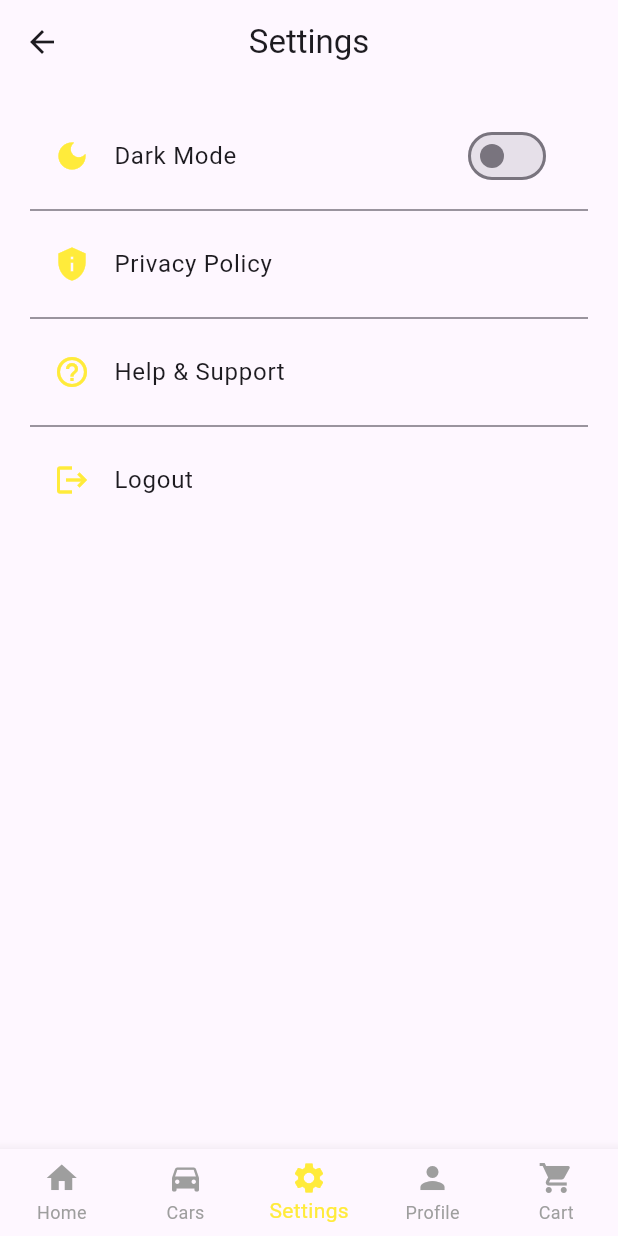
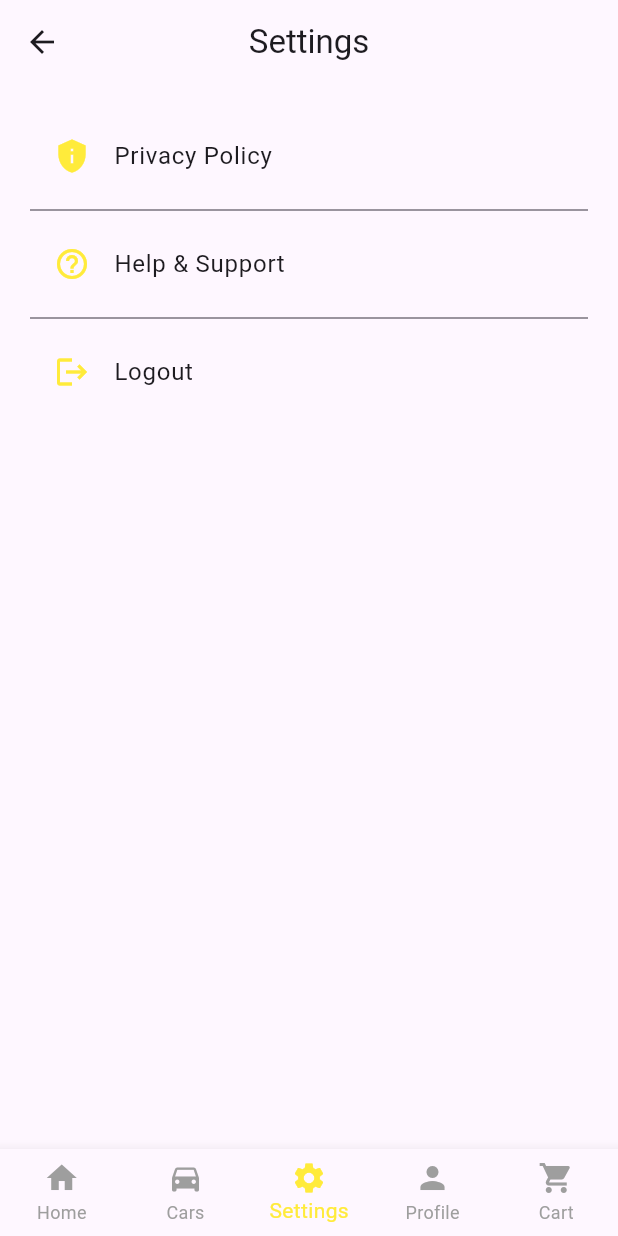
Before and after one commit to Govindh07/PIT_STOP, a Flutter app: the screen it shows once a user with an empty profile is signed in, item 3 of the bottom bar chosen, on a phone screen of 412 x 824 dp. Run offline on Flutter 3.47's test engine with Material 3 defaults, Android fonts, the phone set to English and light mode, and no system bars; our stand-ins replace animate_do, carousel_slider, cloud_firestore, firebase_auth, firebase_core, shared_preferences; accounts and stored records are empty; network calls fail.

Commit message:
Pit Stop

```diff
--- a/lib/Pit_Stop/screens/settings_page.dart
+++ b/lib/Pit_Stop/screens/settings_page.dart
@@ -52,18 +52,6 @@ class _SettingsPageState extends State<SettingsPage> {
         padding: const EdgeInsets.all(20),
         children: [
           ListTile(
-            leading: const Icon(Icons.dark_mode, color: Colors.yellow),
-            title: Text('Dark Mode', style: TextStyle(color: Theme.of(context).textTheme.bodyLarge?.color)),
-            trailing: Switch(
-              value: isDarkMode,
-              onChanged: (value) {
-                themeProvider.toggleTheme(value);
-              },
-              activeColor: Colors.yellow,
-            ),
-          ),
-          Divider(color: Theme.of(context).dividerColor),
-          ListTile(
             leading: const Icon(Icons.privacy_tip, color: Colors.yellow),
             title: Text('Privacy Policy', style: TextStyle(color: Theme.of(context).textTheme.bodyLarge?.color)),
             onTap: () {
```
